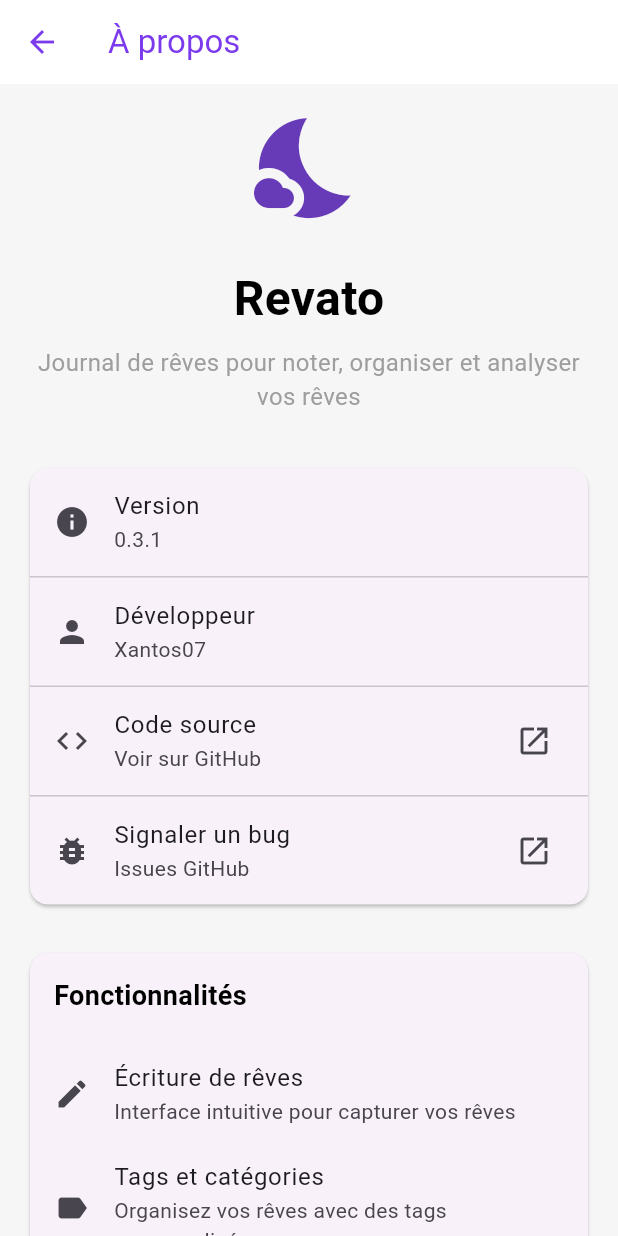
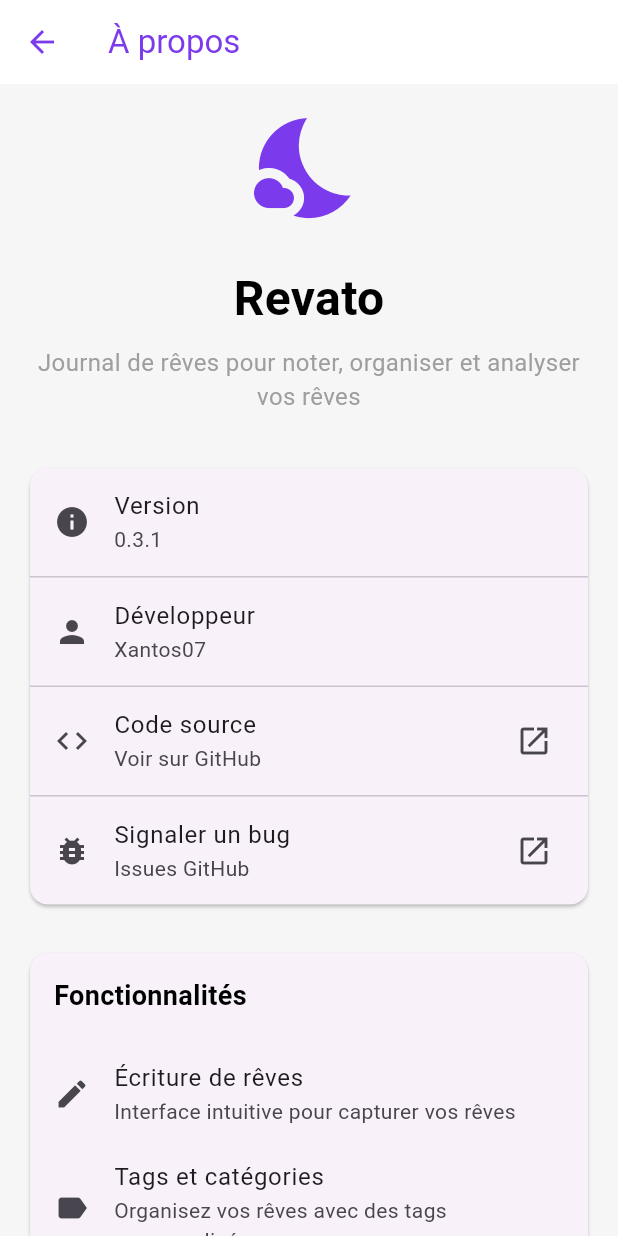
Before and after one commit to Xantos07/Revato, a Flutter app: the AboutScreen screen opened directly, on a phone screen of 412 x 824 dp. Run offline on Flutter 3.47's test engine with Material 3 defaults, Android fonts, the light colour scheme and no system bars; our stand-ins replace shared_preferences, sqflite, webview_flutter; accounts and stored records are empty.

```diff
--- a/revato_app/lib/Screen/about_screen.dart
+++ b/revato_app/lib/Screen/about_screen.dart
@@ -1,4 +1,6 @@
 import 'package:flutter/material.dart';
+import 'package:provider/provider.dart';
+import 'package:revato_app/themes/theme_provider.dart';
 import 'package:url_launcher/url_launcher.dart';
 
 class AboutScreen extends StatelessWidget {
@@ -12,8 +14,19 @@ class AboutScreen extends StatelessWidget {
         padding: const EdgeInsets.all(16.0),
         children: [
           // Logo/Icône de l'app
-          const Center(
-            child: Icon(Icons.nights_stay, size: 80, color: Colors.deepPurple),
+          Consumer<ThemeProvider>(
+            builder: (context, themeProvider, child) {
+              return Center(
+                child: Icon(
+                  Icons.nights_stay,
+                  size: 80,
+                  color:
+                      themeProvider.isDarkMode
+                          ? Colors.white
+                          : const Color(0xFF7C3AED),
+                ),
+              );
+            },
           ),
           const SizedBox(height: 24),
 
```
Also changed, not shown: revato_app/lib/widgets/dream_app_bar.dart (+12 -1 lines).
